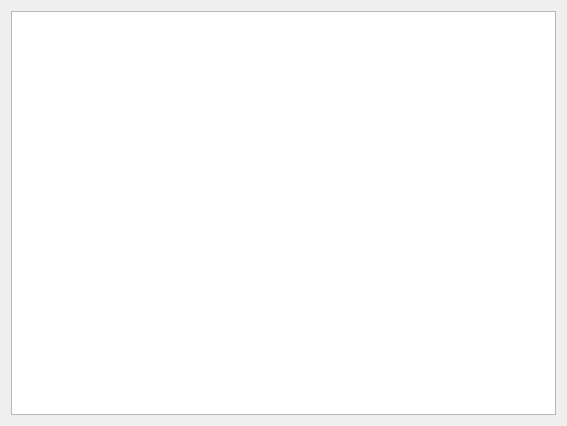
Old version of the form src/MizarWidgets/SamplingWithFrameTrackOutputWidget.ui in the repository google/orbit.
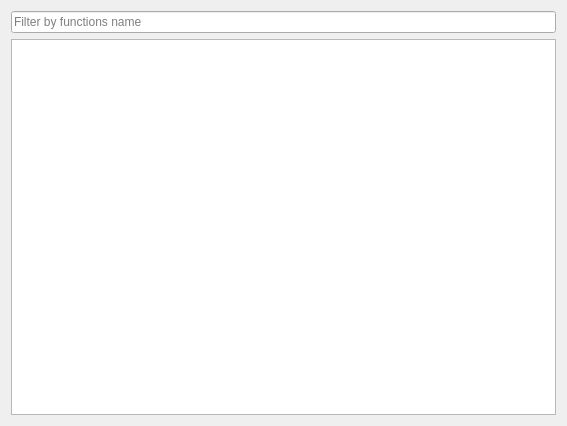
New version of the form.

Commit message:
Implement a filter field for sampling-based report in Mizar
Test: Manual

```diff
--- a/src/MizarWidgets/SamplingWithFrameTrackOutputWidget.ui
+++ b/src/MizarWidgets/SamplingWithFrameTrackOutputWidget.ui
@@ -14,6 +14,13 @@
    <string>Form</string>
   </property>
   <layout class="QVBoxLayout" name="verticalLayout">
+   <item>
+    <widget class="QLineEdit" name="filter_line_">
+     <property name="placeholderText">
+      <string>Filter by functions name</string>
+     </property>
+    </widget>
+   </item>
    <item>
     <widget class="QTableView" name="report_"/>
    </item>
```
The commit also changes 1 other file.
